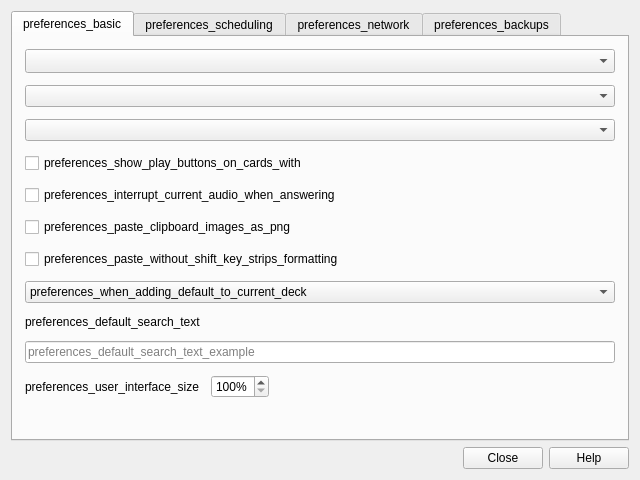
This is qt/aqt/forms/preferences.ui in ankitects/anki as Qt 5 draws it before an edit. The edited form follows.
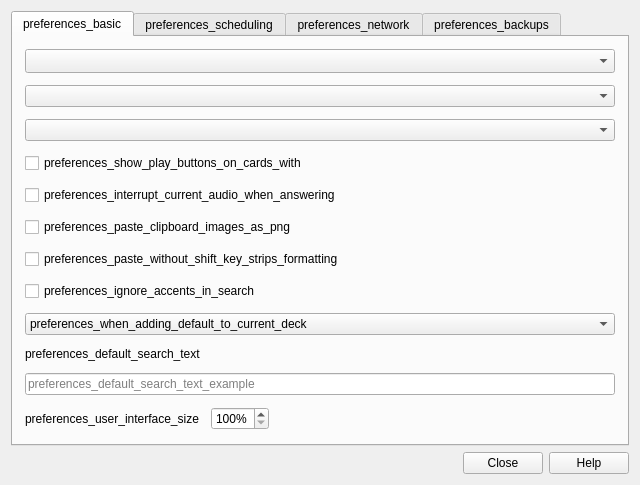
This is the edited form.

Commit message: Add option to ignore accents in unqualified search

Diff of the .ui file:
```diff
--- a/qt/aqt/forms/preferences.ui
+++ b/qt/aqt/forms/preferences.ui
@@ -89,6 +89,13 @@
          </property>
         </widget>
        </item>
+       <item>
+        <widget class="QCheckBox" name="ignore_accents_in_search">
+         <property name="text">
+          <string>preferences_ignore_accents_in_search</string>
+         </property>
+        </widget>
+       </item>
        <item>
         <widget class="QComboBox" name="useCurrent">
          <item>
```
The commit also changes 7 other files.
